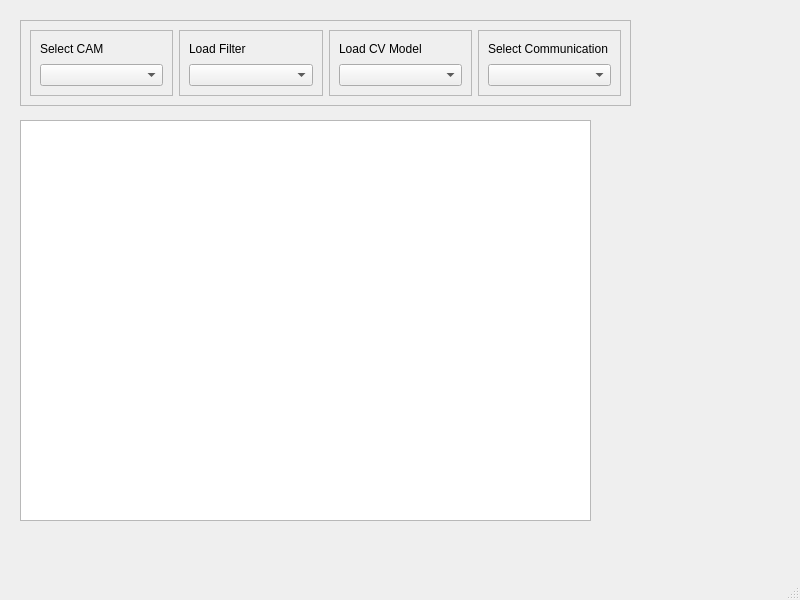
This is ui_files/mainwindow.ui in FrancoLopez0/GeneralCV as Qt 5 draws it before an edit. The edited form follows.
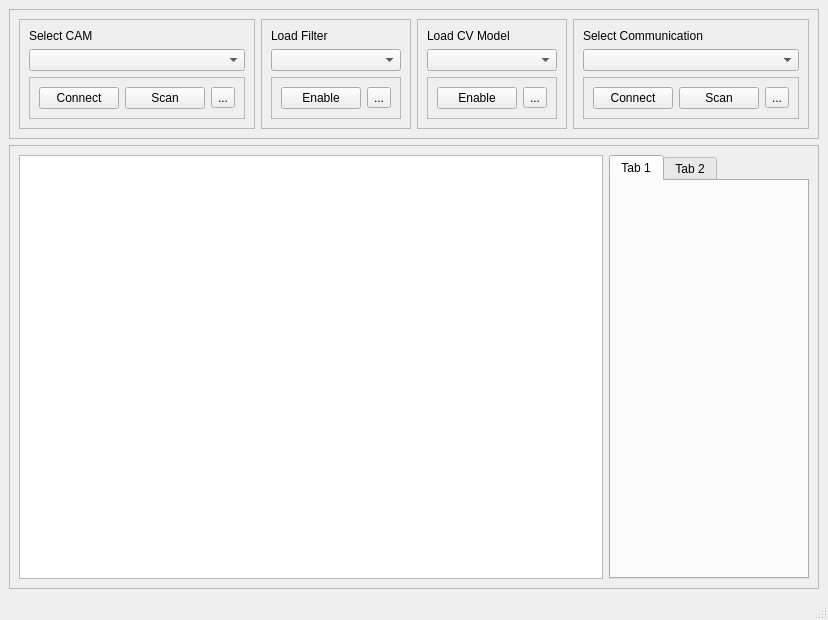
This is the edited form.

Commit message: main-window

Patch:
```diff
--- a/ui_files/mainwindow.ui
+++ b/ui_files/mainwindow.ui
@@ -7,32 +7,16 @@
     <x>0</x>
     <y>0</y>
     <width>800</width>
-    <height>600</height>
+    <height>620</height>
    </rect>
   </property>
   <property name="windowTitle">
    <string>MainWindow</string>
   </property>
   <widget class="QWidget" name="centralwidget">
-   <widget class="QGraphicsView" name="camView">
-    <property name="geometry">
-     <rect>
-      <x>20</x>
-      <y>120</y>
-      <width>571</width>
-      <height>401</height>
-     </rect>
-    </property>
-   </widget>
+   <layout class="QVBoxLayout" name="verticalLayout_5">
+    <item>
    <widget class="QFrame" name="frame_5">
-    <property name="geometry">
-     <rect>
-      <x>20</x>
-      <y>20</y>
-      <width>611</width>
-      <height>86</height>
-     </rect>
-    </property>
     <property name="frameShape">
      <enum>QFrame::Shape::StyledPanel</enum>
     </property>
@@ -59,6 +43,39 @@
         <item>
          <widget class="QComboBox" name="comboBox"/>
         </item>
+          <item>
+           <widget class="QFrame" name="frame_7">
+            <property name="frameShape">
+             <enum>QFrame::Shape::StyledPanel</enum>
+            </property>
+            <property name="frameShadow">
+             <enum>QFrame::Shadow::Raised</enum>
+            </property>
+            <layout class="QHBoxLayout" name="horizontalLayout">
+             <item>
+              <widget class="QPushButton" name="pushButton">
+               <property name="text">
+                <string>Connect</string>
+               </property>
+              </widget>
+             </item>
+             <item>
+              <widget class="QPushButton" name="pushButton_5">
+               <property name="text">
+                <string>Scan</string>
+               </property>
+              </widget>
+             </item>
+             <item>
+              <widget class="QToolButton" name="toolButton_2">
+               <property name="text">
+                <string>...</string>
+               </property>
+              </widget>
+             </item>
+            </layout>
+           </widget>
+          </item>
        </layout>
       </widget>
      </item>
@@ -81,6 +98,32 @@
         <item>
          <widget class="QComboBox" name="comboBox_2"/>
         </item>
+          <item>
+           <widget class="QFrame" name="frame_8">
+            <property name="frameShape">
+             <enum>QFrame::Shape::StyledPanel</enum>
+            </property>
+            <property name="frameShadow">
+             <enum>QFrame::Shadow::Raised</enum>
+            </property>
+            <layout class="QHBoxLayout" name="horizontalLayout_3">
+             <item>
+              <widget class="QPushButton" name="pushButton_2">
+               <property name="text">
+                <string>Enable</string>
+               </property>
+              </widget>
+             </item>
+             <item>
+              <widget class="QToolButton" name="toolButton">
+               <property name="text">
+                <string>...</string>
+               </property>
+              </widget>
+             </item>
+            </layout>
+           </widget>
+          </item>
        </layout>
       </widget>
      </item>
@@ -103,6 +146,32 @@
         <item>
          <widget class="QComboBox" name="comboBox_3"/>
         </item>
+          <item>
+           <widget class="QFrame" name="frame_10">
+            <property name="frameShape">
+             <enum>QFrame::Shape::StyledPanel</enum>
+            </property>
+            <property name="frameShadow">
+             <enum>QFrame::Shadow::Raised</enum>
+            </property>
+            <layout class="QHBoxLayout" name="horizontalLayout_5">
+             <item>
+              <widget class="QPushButton" name="pushButton_6">
+               <property name="text">
+                <string>Enable</string>
+               </property>
+              </widget>
+             </item>
+             <item>
+              <widget class="QToolButton" name="toolButton_4">
+               <property name="text">
+                <string>...</string>
+               </property>
+              </widget>
+             </item>
+            </layout>
+           </widget>
+          </item>
        </layout>
       </widget>
      </item>
@@ -125,11 +194,84 @@
         <item>
          <widget class="QComboBox" name="comboBox_4"/>
         </item>
+          <item>
+           <widget class="QFrame" name="frame_9">
+            <property name="frameShape">
+             <enum>QFrame::Shape::StyledPanel</enum>
+            </property>
+            <property name="frameShadow">
+             <enum>QFrame::Shadow::Raised</enum>
+            </property>
+            <layout class="QHBoxLayout" name="horizontalLayout_4">
+             <item>
+              <widget class="QPushButton" name="pushButton_3">
+               <property name="text">
+                <string>Connect</string>
+               </property>
+              </widget>
+             </item>
+             <item>
+              <widget class="QPushButton" name="pushButton_4">
+               <property name="text">
+                <string>Scan</string>
+               </property>
+              </widget>
+             </item>
+             <item>
+              <widget class="QToolButton" name="toolButton_3">
+               <property name="text">
+                <string>...</string>
+               </property>
+              </widget>
+             </item>
        </layout>
       </widget>
      </item>
     </layout>
    </widget>
+       </item>
+      </layout>
+     </widget>
+    </item>
+    <item>
+     <widget class="QFrame" name="frame_6">
+      <property name="frameShape">
+       <enum>QFrame::Shape::StyledPanel</enum>
+      </property>
+      <property name="frameShadow">
+       <enum>QFrame::Shadow::Raised</enum>
+      </property>
+      <layout class="QGridLayout" name="gridLayout">
+       <item row="1" column="0">
+        <widget class="QGraphicsView" name="camView"/>
+       </item>
+       <item row="1" column="1">
+        <widget class="QTabWidget" name="parameters">
+         <property name="maximumSize">
+          <size>
+           <width>200</width>
+           <height>1000</height>
+          </size>
+         </property>
+         <property name="currentIndex">
+          <number>0</number>
+         </property>
+         <widget class="QWidget" name="camTab">
+          <attribute name="title">
+           <string>Tab 1</string>
+          </attribute>
+         </widget>
+         <widget class="QWidget" name="filterTab">
+          <attribute name="title">
+           <string>Tab 2</string>
+          </attribute>
+         </widget>
+        </widget>
+       </item>
+      </layout>
+     </widget>
+    </item>
+   </layout>
   </widget>
   <widget class="QMenuBar" name="menubar">
    <property name="geometry">
```
Lines whose indentation alone changed are shown as unchanged. The commit also changes 5 other files.
